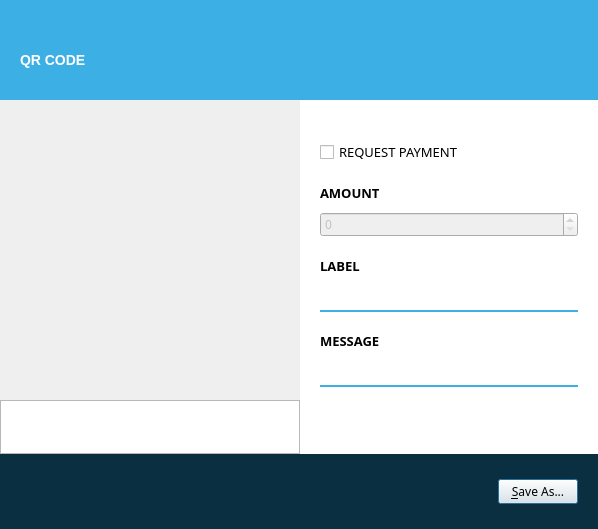
aurovine/AudioCoin, file src/qt/forms/qrcodedialog.ui: the form before one commit.
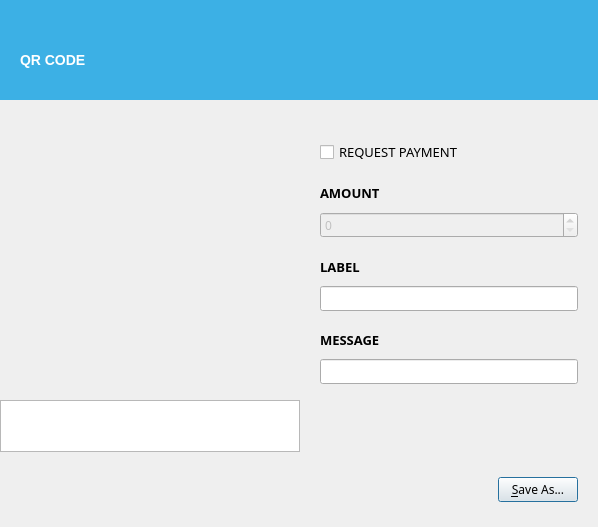
The form after the commit. Icons and pictures are not drawn. Custom widgets are drawn as their Qt base class.

```diff
--- a/src/qt/forms/qrcodedialog.ui
+++ b/src/qt/forms/qrcodedialog.ui
@@ -7,99 +7,12 @@
     <x>0</x>
     <y>0</y>
     <width>598</width>
-    <height>529</height>
+    <height>527</height>
    </rect>
   </property>
   <property name="windowTitle">
    <string>QR Code Dialog</string>
   </property>
-  <property name="styleSheet">
-   <string notr="true">#inputWidget { background-color: white; }
-QLineEdit { border: none; border-bottom: 2px solid #3cb0e5; padding: 3px 5px; background: transparent; }
-QLineEdit:disabled { border-color: #899399; }
-
-QDoubleSpinBox {
-    border: none;
-	height: 24px;
-    border-bottom: 2px solid #3cb0e5;
-    padding: 3px 5px;
-    background: white;
-    outline: none;
-    padding-right: 20px;
-}
-
-QDoubleSpinBox::up-button {
-	subcontrol-origin: margin;
-	subcontrol-position: right top;
-	width: 15px;
-	height: 15px;
-	border: none;
-    padding-top: 2px;
-}
-
-QDoubleSpinBox::down-button {
-	subcontrol-origin: margin;
-	subcontrol-position: right bottom;
-	width: 15px;
-	height: 15px;
-	border: none;
-    padding-bottom: 2px;
-}
-
-QDoubleSpinBox::up-arrow {
-    image: url(:/icons/material/black/arrow_up);
-	width: 20px;
-	height: 20px;
-}
-
-QDoubleSpinBox::down-arrow {
-    image: url(:/icons/material/black/arrow_down);
-    width: 20px;
-    height: 20px;
-}
-
-QValueComboBox {
-    border: none;
-    border-bottom: 2px solid #3cb0e5;
-    padding: 3px 5px;
-    height: 24px;
-    background: white;
-    outline: none;
-    padding-right: 5px;
-    text-align: right;
-    combobox-popup: 0;
-}
-
-QValueComboBox:editable {
-    background: white;
-}
-
-QValueComboBox:on { /* shift the text when the popup opens */
-    padding-top: 3px;
-    padding-left: 4px;
-    padding-right: 15px;
-}
-
-QValueComboBox::drop-down {
-    subcontrol-origin: margin;
-    subcontrol-position: right center;
-    width: 15px;
-    height: 15px;
-    border: none;
-}
-
-QValueComboBox::down-arrow {
-    image: url(:/icons/material/black/arrow_down);
-	width: 20px;
-	height: 20px;
-}
-
-QValueComboBox::down-arrow:on { /* shift the arrow when popup is open */
-    image: url(:/icons/material/black/arrow_up);
-	width: 20px;
-	height: 20px;
-}</string>
-  </property>
   <layout class="QVBoxLayout" name="verticalLayout_3">
    <property name="spacing">
     <number>0</number>
@@ -191,10 +104,23 @@
     </widget>
    </item>
    <item>
-    <layout class="QHBoxLayout" name="horizontalLayout" stretch="1,1">
+    <widget class="QWidget" name="bodyWidget" native="true">
+     <layout class="QHBoxLayout" name="bodyWidgetLayout" stretch="1,1">
      <property name="spacing">
       <number>0</number>
      </property>
+      <property name="leftMargin">
+       <number>0</number>
+      </property>
+      <property name="topMargin">
+       <number>0</number>
+      </property>
+      <property name="rightMargin">
+       <number>0</number>
+      </property>
+      <property name="bottomMargin">
+       <number>0</number>
+      </property>
      <item>
       <layout class="QVBoxLayout" name="verticalLayout">
        <property name="spacing">
@@ -256,7 +182,7 @@
       </layout>
      </item>
      <item>
-      <widget class="QWidget" name="inputWidget" native="true">
+       <widget class="QThemedPanel" name="inputWidget" native="true">
        <layout class="QVBoxLayout" name="verticalLayout_2">
         <property name="spacing">
          <number>20</number>
@@ -443,6 +369,7 @@
       </widget>
      </item>
     </layout>
+    </widget>
    </item>
    <item>
     <widget class="QWidget" name="buttonWidget" native="true">
@@ -464,11 +391,6 @@
        <height>75</height>
       </size>
      </property>
-     <property name="styleSheet">
-      <string notr="true">#buttonWidget { background-color: #092f41; } #titleWidget, #bodyWidget { background-color: white; }
-
-QLineEdit { border: none; border-bottom: 2px solid #3cb0e5; padding: 3px 5px; background: transparent; } QLineEdit:disabled { border-color: #899399; }</string>
-     </property>
      <layout class="QHBoxLayout" name="buttonWidgetLayout">
       <property name="spacing">
        <number>15</number>
@@ -520,17 +442,23 @@
   </layout>
  </widget>
  <customwidgets>
-  <customwidget>
-   <class>QCustomButton</class>
-   <extends>QPushButton</extends>
-   <header>qcustombutton.h</header>
-  </customwidget>
   <customwidget>
    <class>BitcoinAmountField</class>
    <extends>QSpinBox</extends>
    <header>bitcoinamountfield.h</header>
    <container>1</container>
   </customwidget>
+  <customwidget>
+   <class>QThemedPanel</class>
+   <extends>QWidget</extends>
+   <header>qthemedpanel.h</header>
+   <container>1</container>
+  </customwidget>
+  <customwidget>
+   <class>QCustomButton</class>
+   <extends>QPushButton</extends>
+   <header>qcustombutton.h</header>
+  </customwidget>
  </customwidgets>
  <resources>
   <include location="../bitcoin.qrc"/>
```
Left out of the diff: 28 changed lines with no effect on the pictures. Lines whose indentation alone changed are shown as unchanged.
